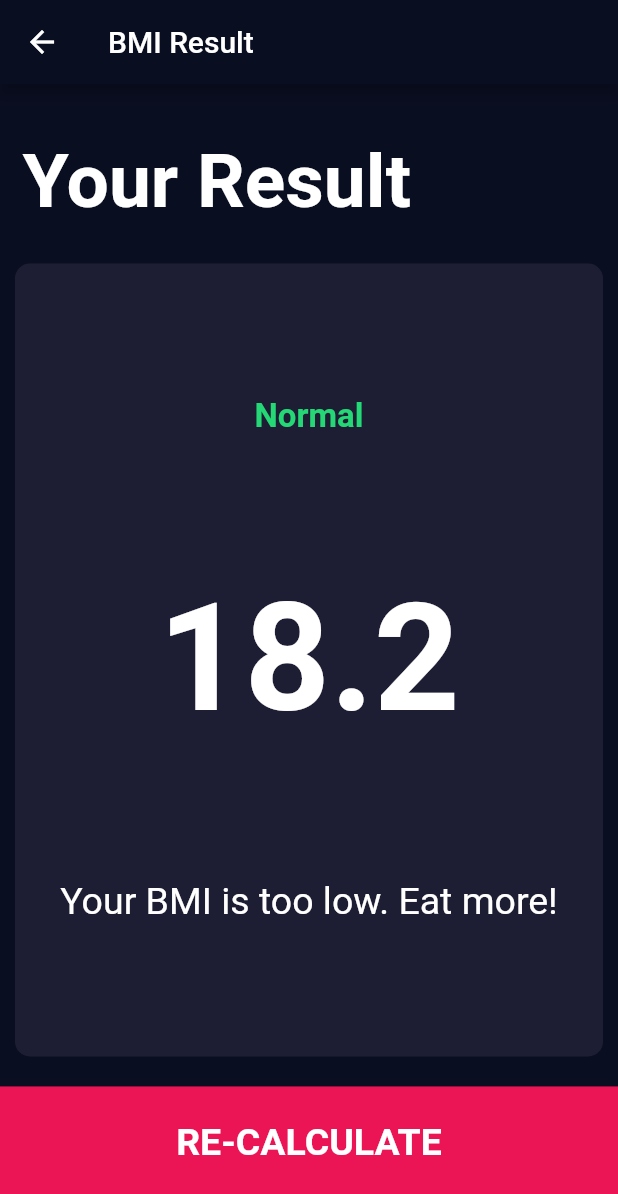
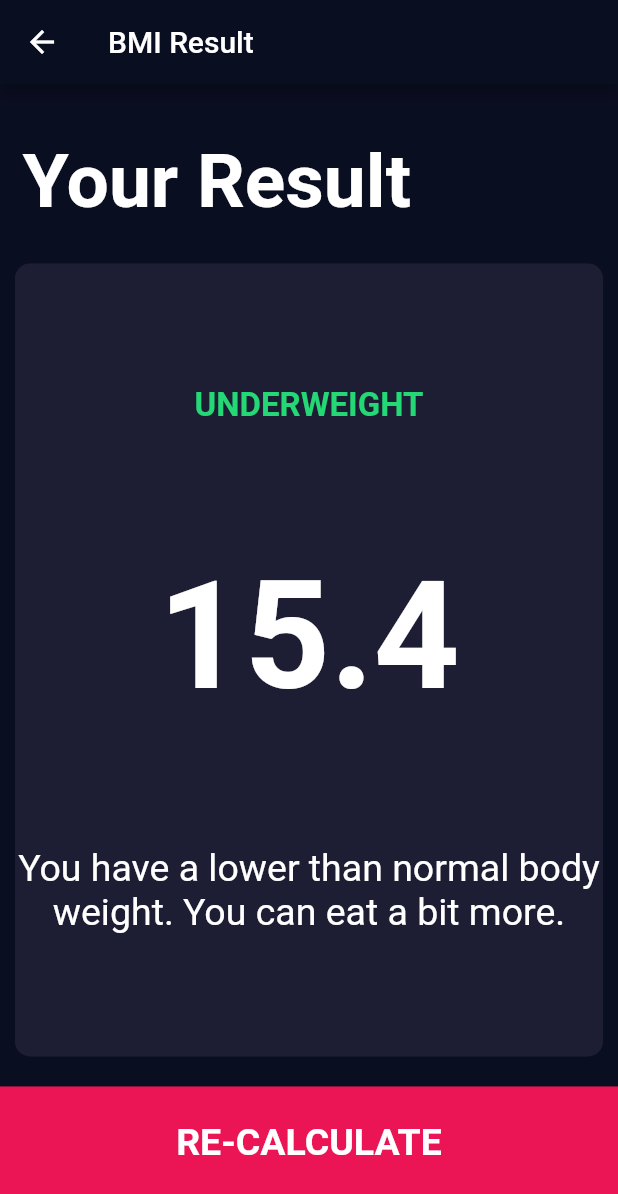
Before and after one commit to manishbsta/BMICalculator, a Flutter app: the screen it shows after launch, after a tap on "CALCULATE", on a phone screen of 412 x 824 dp. Shown: the top 1194 px of the screen. Run offline on Flutter 3.47's test engine with Material 2 defaults, Android fonts, the phone set to English and light mode, and no system bars; our stand-ins replace font_awesome_flutter.

Commit message:
building complete

```diff
--- /dev/null
+++ b/lib/CalculatorBrain.dart
@@ -0,0 +1,34 @@
+import 'dart:math';
+
+class CalculatorBrain {
+  final int height;
+  final int weight;
+  double _bmi = 0;
+
+  CalculatorBrain({this.height, this.weight});
+
+  String calculateBMI() {
+    _bmi = weight / pow((height / 100), 2);
+    return _bmi.toStringAsFixed(1);
+  }
+
+  String getResult() {
+    if (_bmi >= 25) {
+      return 'Overweight';
+    } else if (_bmi > 18.5) {
+      return 'Normal';
+    } else {
+      return 'Underweight';
+    }
+  }
+
+  String getSuggestion() {
+    if (_bmi >= 25) {
+      return 'You have a higher than normal body weight. Try to exercise more.';
+    } else if (_bmi > 18.5) {
+      return 'You have a normal body weight. Good Job!';
+    } else {
+      return 'You have a lower than normal body weight. You can eat a bit more.';
+    }
+  }
+}
--- a/lib/screens/input_page.dart
+++ b/lib/screens/input_page.dart
@@ -1,13 +1,15 @@
-import 'file:///D:/FlutterProjects/bmi_calculator/lib/screens/result_page.dart';
-import 'file:///D:/FlutterProjects/bmi_calculator/lib/components/reusable_card.dart';
+import 'package:bmi_calculator/CalculatorBrain.dart';
 import 'package:bmi_calculator/components/round_icon_button.dart';
 import 'package:flutter/cupertino.dart';
 import 'package:flutter/material.dart';
 import 'package:font_awesome_flutter/font_awesome_flutter.dart';
 
+import 'file:///D:/FlutterProjects/bmi_calculator/lib/components/reusable_card.dart';
+import 'file:///D:/FlutterProjects/bmi_calculator/lib/screens/result_page.dart';
+
 import '../components/action_button.dart';
+import '../components/icon_content.dart';
 import '../constants.dart';
-import '../components/icon_content.dart';
 
 enum Gender { male, female }
 
@@ -205,8 +207,17 @@ class _InputPageState extends State<InputPage> {
             ActionButton(
               title: 'CALCULATE',
               onTap: () {
-                Navigator.push(context,
-                    MaterialPageRoute(builder: (context) => ResultPage()));
+                CalculatorBrain calc =
+                    CalculatorBrain(height: height, weight: weight);
+
+                Navigator.push(
+                    context,
+                    MaterialPageRoute(
+                        builder: (context) => ResultPage(
+                              resultText: calc.getResult(),
+                              bmiResult: calc.calculateBMI(),
+                              suggestionText: calc.getSuggestion(),
+                            )));
               },
             ),
           ],
--- a/lib/screens/result_page.dart
+++ b/lib/screens/result_page.dart
@@ -1,10 +1,17 @@
 import 'package:bmi_calculator/components/action_button.dart';
 import 'package:bmi_calculator/constants.dart';
-import 'file:///D:/FlutterProjects/bmi_calculator/lib/components/reusable_card.dart';
 import 'package:flutter/cupertino.dart';
 import 'package:flutter/material.dart';
 
+import 'file:///D:/FlutterProjects/bmi_calculator/lib/components/reusable_card.dart';
+
 class ResultPage extends StatelessWidget {
+  final String resultText;
+  final String bmiResult;
+  final String suggestionText;
+
+  ResultPage({this.resultText, this.bmiResult, this.suggestionText});
+
   @override
   Widget build(BuildContext context) {
     return Scaffold(
@@ -33,15 +40,15 @@ class ResultPage extends StatelessWidget {
                 crossAxisAlignment: CrossAxisAlignment.center,
                 children: <Widget>[
                   Text(
-                    'Normal',
-                        style: kResultTextStyle,
+                    resultText.toUpperCase(),
+                    style: kResultTextStyle,
                   ),
                   Text(
-                    '18.2',
+                    bmiResult,
                     style: kBodyTextStyle,
                   ),
                   Text(
-                    'Your BMI is too low. Eat more!',
+                    suggestionText,
                     textAlign: TextAlign.center,
                     style: kSuggestionTextStyle,
                   ),
```
Also changed, not shown: pubspec.lock.
